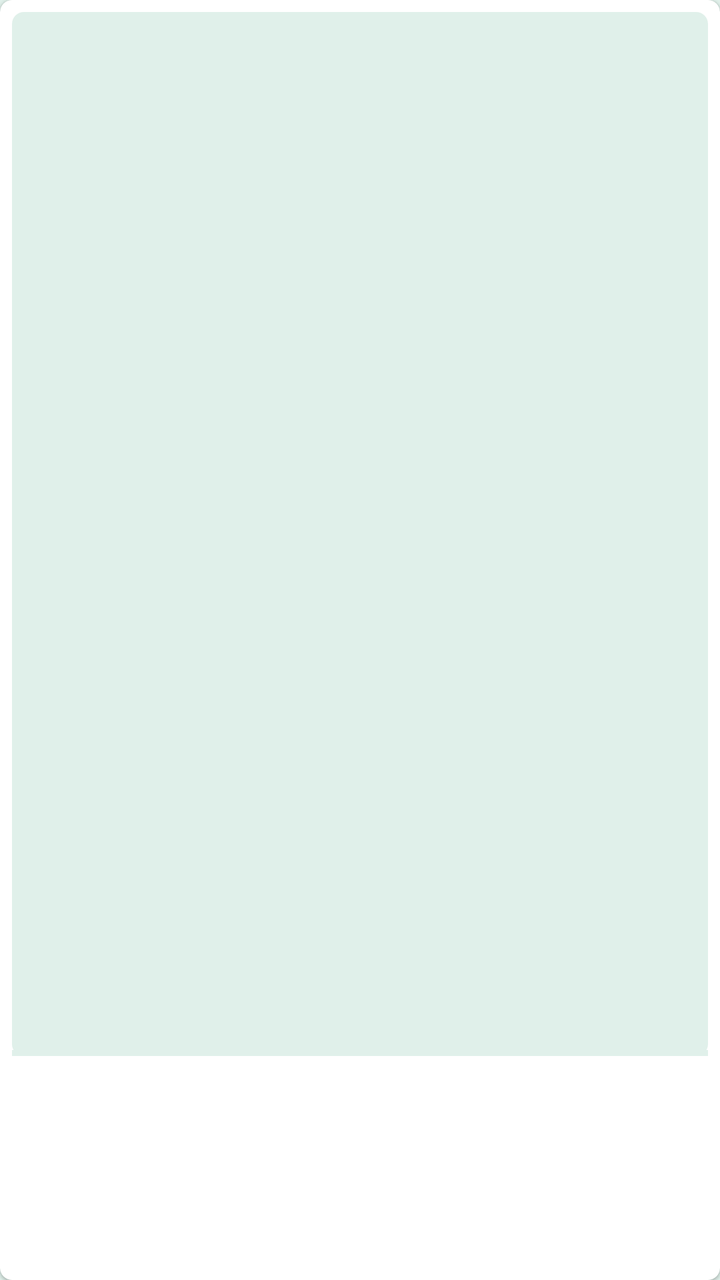
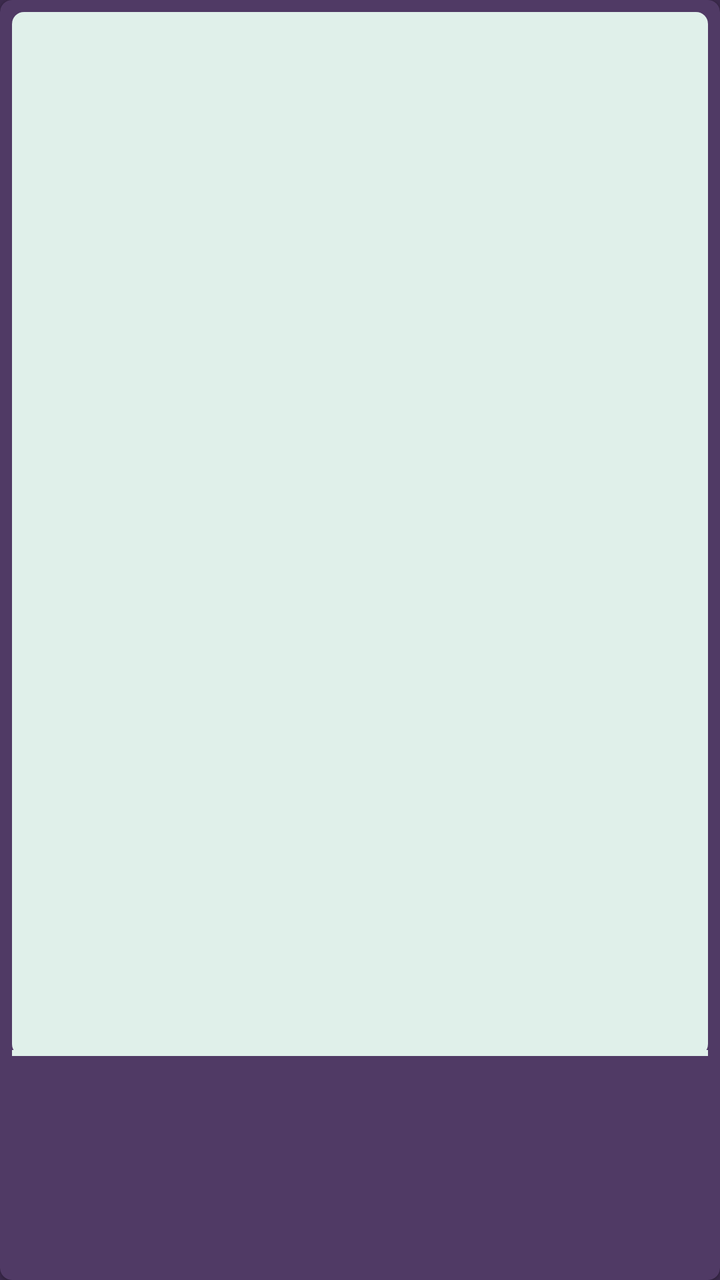

An Android layout rendered at two revisions. The XML below is the earlier revision; the diff shows what the commit changed to produce the second picture.
<!-- AndroidManifest.xml: application theme Theme.EpubReader -->
<!-- res/layout/item_book_grid.xml -->
<?xml version="1.0" encoding="utf-8"?>
<com.google.android.material.card.MaterialCardView xmlns:android="http://schemas.android.com/apk/res/android"
    xmlns:app="http://schemas.android.com/apk/res-auto"
    android:layout_width="match_parent"
    android:layout_height="wrap_content"
    android:layout_marginStart="@dimen/app_grid_edge_h"
    android:layout_marginEnd="@dimen/app_grid_edge_h"
    android:layout_marginBottom="14dp"
    app:cardBackgroundColor="?attr/colorSurface"
    app:cardCornerRadius="6dp"
    app:cardElevation="1dp">

    <LinearLayout
        android:layout_width="match_parent"
        android:layout_height="wrap_content"
        android:orientation="vertical"
        android:padding="6dp">

        <androidx.constraintlayout.widget.ConstraintLayout
            android:layout_width="match_parent"
            android:layout_height="wrap_content">

            
            <ImageView
                android:id="@+id/cover"
                android:layout_width="match_parent"
                android:layout_height="0dp"
                android:background="@drawable/cover_frame"
                android:contentDescription="@string/book_author"
                android:scaleType="centerCrop"
                app:layout_constraintDimensionRatio="H,1:1.5"
                app:layout_constraintTop_toTopOf="parent" />

            
            <TextView
                android:id="@+id/progressBadge"
                android:layout_width="wrap_content"
                android:layout_height="wrap_content"
                android:layout_marginTop="6dp"
                android:layout_marginEnd="6dp"
                android:background="@drawable/badge_bg"
                android:paddingStart="6dp"
                android:paddingTop="2dp"
                android:paddingEnd="6dp"
                android:paddingBottom="2dp"
                android:textColor="@color/white"
                android:textSize="10sp"
                android:textStyle="bold"
                android:visibility="gone"
                app:layout_constraintEnd_toEndOf="@id/cover"
                app:layout_constraintTop_toTopOf="@id/cover" />

            
            <View
                android:id="@+id/progressTrack"
                android:layout_width="0dp"
                android:layout_height="3dp"
                android:background="@color/progress_track"
                app:layout_constraintBottom_toBottomOf="@id/cover"
                app:layout_constraintStart_toStartOf="@id/cover"
                app:layout_constraintEnd_toEndOf="@id/cover" />

            <View
                android:id="@+id/progressFill"
                android:layout_width="0dp"
                android:layout_height="3dp"
                android:background="@color/progress_fill"
                app:layout_constraintBottom_toBottomOf="@id/cover"
                app:layout_constraintStart_toStartOf="@id/cover"
                app:layout_constraintEnd_toEndOf="@id/progressTrack" />
        </androidx.constraintlayout.widget.ConstraintLayout>

        <TextView
            android:id="@+id/title"
            android:layout_width="match_parent"
            android:layout_height="wrap_content"
            android:layout_marginTop="7dp"
            android:ellipsize="end"
            android:maxLines="2"
            android:textColor="?android:textColorPrimary"
            android:textSize="12sp"
            android:textStyle="bold" />

        <TextView
            android:id="@+id/author"
            android:layout_width="match_parent"
            android:layout_height="wrap_content"
            android:layout_marginTop="1dp"
            android:ellipsize="end"
            android:maxLines="1"
            android:textColor="?android:textColorSecondary"
            android:textSize="11sp" />
    </LinearLayout>
</com.google.android.material.card.MaterialCardView>
<!-- resources referenced by this layout -->
<resources>
  <color name="progress_fill">@color/palette_mint</color>
  <color name="progress_track">@color/palette_slate</color>
  <color name="white">#FFFFFF</color>
  <dimen name="app_grid_edge_h">10dp</dimen>
  <!-- drawable badge_bg (drawable) -->
  <?xml version="1.0" encoding="utf-8"?>
  <shape xmlns:android="http://schemas.android.com/apk/res/android" android:shape="rectangle">
      <solid android:color="@color/palette_purple" />
      <corners android:radius="3dp" />
  </shape>
  <!-- drawable cover_frame (drawable) -->
  <?xml version="1.0" encoding="utf-8"?>
  <shape xmlns:android="http://schemas.android.com/apk/res/android" android:shape="rectangle">
      <solid android:color="@color/cover_placeholder" />
      <corners android:radius="6dp" />
  </shape>
  <string name="book_author">Author</string>
  <style name="Theme.EpubReader" parent="Theme.MaterialComponents.DayNight.NoActionBar">
          <item name="android:windowBackground">@color/light_bg</item>
          <item name="android:statusBarColor">@color/light_bg</item>
          <item name="android:navigationBarColor">@color/light_bg</item>
          <item name="android:windowLightStatusBar">true</item>
          <item name="android:windowLightNavigationBar" tools:targetApi="o_mr1">true</item>
          <item name="colorPrimary">@color/accent</item>
          <item name="colorPrimaryVariant">@color/accent_dark</item>
          <item name="colorOnPrimary">@color/white</item>
          <item name="colorSecondary">@color/secondary</item>
          <item name="colorOnSecondary">@color/white</item>
          <item name="android:colorBackground">@color/light_bg</item>
          <item name="colorSurface">@color/light_surface</item>
          <item name="colorOnSurface">@color/light_text</item>
          <item name="android:textColorPrimary">@color/light_text</item>
          <item name="android:textColorSecondary">@color/light_text_muted</item>
          <item name="colorControlNormal">?android:textColorPrimary</item>
          <item name="toolbarStyle">@style/Widget.EpubReader.Toolbar</item>
          <item name="drawerArrowStyle">@style/Widget.EpubReader.DrawerArrowToggle</item>
      </style>
  <color name="palette_mint">#E0F0EA</color>
  <color name="palette_slate">#95ADBE</color>
  <color name="palette_purple">#574F7D</color>
  <color name="cover_placeholder">@color/palette_mint</color>
  <color name="light_bg">@color/palette_mint</color>
  <color name="accent">@color/palette_plum</color>
  <color name="accent_dark">@color/palette_purple</color>
  <color name="secondary">@color/palette_slate</color>
  <color name="light_surface">@color/white</color>
  <color name="light_text">@color/palette_eggplant</color>
  <color name="light_text_muted">@color/palette_purple</color>
  <style name="Widget.EpubReader.Toolbar" parent="Widget.MaterialComponents.Toolbar">
          <item name="titleTextColor">?android:textColorPrimary</item>
          <item name="subtitleTextColor">?android:textColorSecondary</item>
          <item name="navigationIconTint">?android:textColorPrimary</item>
          <item name="actionMenuTextColor">?android:textColorPrimary</item>
      </style>
  <style name="Widget.EpubReader.DrawerArrowToggle" parent="Widget.AppCompat.DrawerArrowToggle">
          <item name="color">?android:textColorPrimary</item>
      </style>
  <color name="palette_plum">#503A65</color>
  <color name="palette_eggplant">#3C2A4D</color>
</resources>

<!-- the commit's change to res/layout/item_book_grid.xml (unified diff, before → after) -->
@@ -3,10 +3,10 @@
     xmlns:app="http://schemas.android.com/apk/res-auto"
     android:layout_width="match_parent"
     android:layout_height="wrap_content"
-    android:layout_marginStart="@dimen/app_grid_edge_h"
-    android:layout_marginEnd="@dimen/app_grid_edge_h"
-    android:layout_marginBottom="14dp"
-    app:cardBackgroundColor="?attr/colorSurface"
+    android:layout_marginStart="6dp"
+    android:layout_marginEnd="6dp"
+    android:layout_marginBottom="10dp"
+    app:cardBackgroundColor="@color/palette_plum"
     app:cardCornerRadius="6dp"
     app:cardElevation="1dp">
 
@@ -77,7 +77,7 @@
             android:layout_marginTop="7dp"
             android:ellipsize="end"
             android:maxLines="2"
-            android:textColor="?android:textColorPrimary"
+            android:textColor="@color/palette_mint"
             android:textSize="12sp"
             android:textStyle="bold" />
 
@@ -88,7 +88,7 @@
             android:layout_marginTop="1dp"
             android:ellipsize="end"
             android:maxLines="1"
-            android:textColor="?android:textColorSecondary"
+            android:textColor="@color/palette_slate"
             android:textSize="11sp" />
     </LinearLayout>
 </com.google.android.material.card.MaterialCardView>
<!-- resource entries referenced after the edit -->
@@ -3,7 +3,6 @@
   <color name="progress_fill">@color/palette_mint</color>
   <color name="progress_track">@color/palette_slate</color>
   <color name="white">#FFFFFF</color>
-  <dimen name="app_grid_edge_h">10dp</dimen>
   <!-- drawable badge_bg (drawable) -->
   <?xml version="1.0" encoding="utf-8"?>
   <shape xmlns:android="http://schemas.android.com/apk/res/android" android:shape="rectangle">
@@ -18,22 +17,22 @@
   </shape>
   <string name="book_author">Author</string>
   <style name="Theme.EpubReader" parent="Theme.MaterialComponents.DayNight.NoActionBar">
-          <item name="android:windowBackground">@color/light_bg</item>
-          <item name="android:statusBarColor">@color/light_bg</item>
-          <item name="android:navigationBarColor">@color/light_bg</item>
-          <item name="android:windowLightStatusBar">true</item>
-          <item name="android:windowLightNavigationBar" tools:targetApi="o_mr1">true</item>
+          <item name="android:windowBackground">@color/dark_bg</item>
+          <item name="android:statusBarColor">@color/black</item>
+          <item name="android:navigationBarColor">@color/black</item>
+          <item name="android:windowLightStatusBar">false</item>
+          <item name="android:windowLightNavigationBar" tools:targetApi="o_mr1">false</item>
           <item name="colorPrimary">@color/accent</item>
           <item name="colorPrimaryVariant">@color/accent_dark</item>
           <item name="colorOnPrimary">@color/white</item>
           <item name="colorSecondary">@color/secondary</item>
           <item name="colorOnSecondary">@color/white</item>
-          <item name="android:colorBackground">@color/light_bg</item>
-          <item name="colorSurface">@color/light_surface</item>
-          <item name="colorOnSurface">@color/light_text</item>
-          <item name="android:textColorPrimary">@color/light_text</item>
-          <item name="android:textColorSecondary">@color/light_text_muted</item>
-          <item name="colorControlNormal">?android:textColorPrimary</item>
+          <item name="android:colorBackground">@color/dark_bg</item>
+          <item name="colorSurface">@color/dark_surface</item>
+          <item name="colorOnSurface">@color/dark_text</item>
+          <item name="android:textColorPrimary">@color/dark_text</item>
+          <item name="android:textColorSecondary">@color/dark_text_muted</item>
+          <item name="colorControlNormal">@color/white</item>
           <item name="toolbarStyle">@style/Widget.EpubReader.Toolbar</item>
           <item name="drawerArrowStyle">@style/Widget.EpubReader.DrawerArrowToggle</item>
       </style>
@@ -41,13 +40,14 @@
   <color name="palette_slate">#95ADBE</color>
   <color name="palette_purple">#574F7D</color>
   <color name="cover_placeholder">@color/palette_mint</color>
-  <color name="light_bg">@color/palette_mint</color>
+  <color name="dark_bg">@color/palette_eggplant</color>
+  <color name="black">#000000</color>
   <color name="accent">@color/palette_plum</color>
   <color name="accent_dark">@color/palette_purple</color>
   <color name="secondary">@color/palette_slate</color>
-  <color name="light_surface">@color/white</color>
-  <color name="light_text">@color/palette_eggplant</color>
-  <color name="light_text_muted">@color/palette_purple</color>
+  <color name="dark_surface">@color/palette_plum</color>
+  <color name="dark_text">@color/palette_mint</color>
+  <color name="dark_text_muted">@color/palette_slate</color>
   <style name="Widget.EpubReader.Toolbar" parent="Widget.MaterialComponents.Toolbar">
           <item name="titleTextColor">?android:textColorPrimary</item>
           <item name="subtitleTextColor">?android:textColorSecondary</item>
